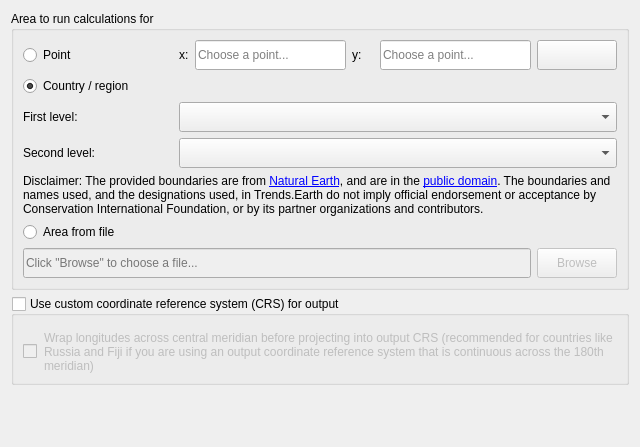
Before: the Qt Designer form LDMP/gui/WidgetSelectArea.ui in ConservationInternational/trends.earth, drawn with Qt 5.
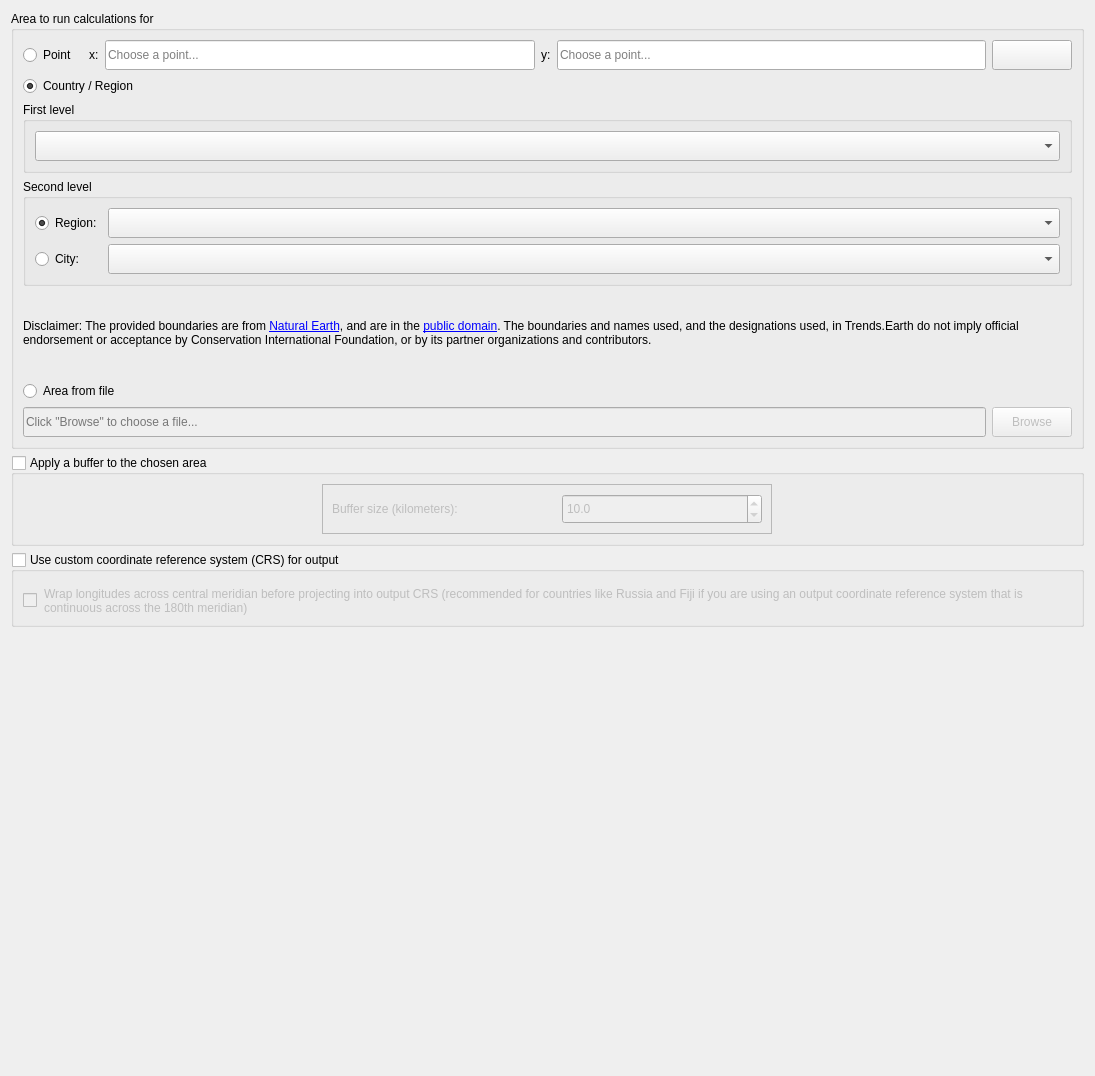
After: the same form once the commit is applied. Custom widgets are drawn as their Qt base class.

The edit to the form file:
```diff
--- a/LDMP/gui/WidgetSelectArea.ui
+++ b/LDMP/gui/WidgetSelectArea.ui
@@ -6,8 +6,8 @@
    <rect>
     <x>0</x>
     <y>0</y>
-    <width>640</width>
-    <height>447</height>
+    <width>1095</width>
+    <height>1076</height>
    </rect>
   </property>
   <property name="sizePolicy">
@@ -42,51 +42,7 @@
         </attribute>
        </widget>
       </item>
-      <item row="2" column="0">
-       <widget class="QLabel" name="area_fromadmin_0_label">
-        <property name="sizePolicy">
-         <sizepolicy hsizetype="Minimum" vsizetype="Preferred">
-          <horstretch>0</horstretch>
-          <verstretch>0</verstretch>
-         </sizepolicy>
-        </property>
-        <property name="minimumSize">
-         <size>
-          <width>150</width>
-          <height>0</height>
-         </size>
-        </property>
-        <property name="maximumSize">
-         <size>
-          <width>110</width>
-          <height>16777215</height>
-         </size>
-        </property>
-        <property name="font">
-         <font>
-          <weight>50</weight>
-          <bold>false</bold>
-         </font>
-        </property>
-        <property name="text">
-         <string>First level:</string>
-        </property>
-       </widget>
-      </item>
-      <item row="0" column="3">
-       <widget class="QLabel" name="area_frompoint_label_y">
-        <property name="font">
-         <font>
-          <weight>50</weight>
-          <bold>false</bold>
-         </font>
-        </property>
-        <property name="text">
-         <string>y:</string>
-        </property>
-       </widget>
-      </item>
-      <item row="0" column="7">
+      <item row="0" column="6">
        <widget class="QPushButton" name="area_frompoint_choose_point">
         <property name="minimumSize">
          <size>
@@ -99,71 +55,17 @@
         </property>
        </widget>
       </item>
+      <item row="9" column="0" colspan="7">
+       <widget class="QRadioButton" name="area_fromfile">
+        <property name="text">
+         <string>Area from file</string>
+        </property>
+        <attribute name="buttonGroup">
+         <string notr="true">area_radio_buttonGroup</string>
+        </attribute>
+       </widget>
+      </item>
       <item row="0" column="2">
-       <widget class="QLineEdit" name="area_frompoint_point_x">
-        <property name="minimumSize">
-         <size>
-          <width>0</width>
-          <height>30</height>
-         </size>
-        </property>
-        <property name="inputMethodHints">
-         <set>Qt::ImhPreferNumbers</set>
-        </property>
-        <property name="placeholderText">
-         <string>Choose a point...</string>
-        </property>
-       </widget>
-      </item>
-      <item row="2" column="1" colspan="7">
-       <widget class="QComboBox" name="area_admin_0">
-        <property name="sizePolicy">
-         <sizepolicy hsizetype="Expanding" vsizetype="Fixed">
-          <horstretch>0</horstretch>
-          <verstretch>0</verstretch>
-         </sizepolicy>
-        </property>
-        <property name="minimumSize">
-         <size>
-          <width>0</width>
-          <height>30</height>
-         </size>
-        </property>
-       </widget>
-      </item>
-      <item row="0" column="6">
-       <widget class="QLineEdit" name="area_frompoint_point_y">
-        <property name="minimumSize">
-         <size>
-          <width>0</width>
-          <height>30</height>
-         </size>
-        </property>
-        <property name="placeholderText">
-         <string>Choose a point...</string>
-        </property>
-       </widget>
-      </item>
-      <item row="8" column="0" colspan="7">
-       <widget class="QLineEdit" name="area_fromfile_file">
-        <property name="enabled">
-         <bool>false</bool>
-        </property>
-        <property name="minimumSize">
-         <size>
-          <width>120</width>
-          <height>30</height>
-         </size>
-        </property>
-        <property name="readOnly">
-         <bool>true</bool>
-        </property>
-        <property name="placeholderText">
-         <string>Click &quot;Browse&quot; to choose a file...</string>
-        </property>
-       </widget>
-      </item>
-      <item row="0" column="1">
        <widget class="QLabel" name="area_frompoint_label_x">
         <property name="font">
          <font>
@@ -176,7 +78,20 @@
         </property>
        </widget>
       </item>
-      <item row="8" column="7">
+      <item row="0" column="4">
+       <widget class="QLabel" name="area_frompoint_label_y">
+        <property name="font">
+         <font>
+          <weight>50</weight>
+          <bold>false</bold>
+         </font>
+        </property>
+        <property name="text">
+         <string>y:</string>
+        </property>
+       </widget>
+      </item>
+      <item row="10" column="6">
        <widget class="QPushButton" name="area_fromfile_browse">
         <property name="enabled">
          <bool>false</bool>
@@ -198,51 +113,42 @@
         </property>
        </widget>
       </item>
-      <item row="5" column="0">
-       <widget class="QLabel" name="area_fromadmin_1_label">
-        <property name="sizePolicy">
-         <sizepolicy hsizetype="Minimum" vsizetype="Preferred">
-          <horstretch>0</horstretch>
-          <verstretch>0</verstretch>
-         </sizepolicy>
-        </property>
+      <item row="0" column="5">
+       <widget class="QLineEdit" name="area_frompoint_point_y">
         <property name="minimumSize">
          <size>
-          <width>150</width>
-          <height>0</height>
+          <width>0</width>
+          <height>30</height>
          </size>
         </property>
-        <property name="maximumSize">
+        <property name="placeholderText">
+         <string>Choose a point...</string>
+        </property>
+       </widget>
+      </item>
+      <item row="10" column="0" colspan="6">
+       <widget class="QLineEdit" name="area_fromfile_file">
+        <property name="enabled">
+         <bool>false</bool>
+        </property>
+        <property name="minimumSize">
          <size>
-          <width>110</width>
-          <height>16777215</height>
+          <width>120</width>
+          <height>30</height>
          </size>
         </property>
-        <property name="font">
-         <font>
-          <weight>50</weight>
-          <bold>false</bold>
-         </font>
+        <property name="readOnly">
+         <bool>true</bool>
         </property>
-        <property name="text">
-         <string>Second level:</string>
+        <property name="placeholderText">
+         <string>Click &quot;Browse&quot; to choose a file...</string>
         </property>
        </widget>
       </item>
-      <item row="7" column="0" colspan="8">
-       <widget class="QRadioButton" name="area_fromfile">
-        <property name="text">
-         <string>Area from file</string>
-        </property>
-        <attribute name="buttonGroup">
-         <string notr="true">area_radio_buttonGroup</string>
-        </attribute>
-       </widget>
-      </item>
-      <item row="1" column="0" colspan="8">
+      <item row="1" column="0" colspan="7">
        <widget class="QRadioButton" name="area_fromadmin">
         <property name="text">
-         <string>Country / region</string>
+         <string>Country / Region</string>
         </property>
         <property name="checked">
          <bool>true</bool>
@@ -252,7 +158,23 @@
         </attribute>
        </widget>
       </item>
-      <item row="6" column="0" colspan="8">
+      <item row="0" column="3">
+       <widget class="QLineEdit" name="area_frompoint_point_x">
+        <property name="minimumSize">
+         <size>
+          <width>0</width>
+          <height>30</height>
+         </size>
+        </property>
+        <property name="inputMethodHints">
+         <set>Qt::ImhPreferNumbers</set>
+        </property>
+        <property name="placeholderText">
+         <string>Choose a point...</string>
+        </property>
+       </widget>
+      </item>
+      <item row="8" column="0" colspan="7">
        <widget class="QLabel" name="label_disclaimer">
         <property name="sizePolicy">
          <sizepolicy hsizetype="Expanding" vsizetype="Expanding">
@@ -271,20 +193,203 @@
         </property>
        </widget>
       </item>
-      <item row="5" column="1" colspan="7">
-       <widget class="QComboBox" name="area_admin_1">
+      <item row="2" column="0" colspan="7">
+       <widget class="QGroupBox" name="groupBox_first_level">
         <property name="sizePolicy">
-         <sizepolicy hsizetype="Expanding" vsizetype="Fixed">
+         <sizepolicy hsizetype="Preferred" vsizetype="Preferred">
           <horstretch>0</horstretch>
           <verstretch>0</verstretch>
          </sizepolicy>
         </property>
-        <property name="minimumSize">
+        <property name="title">
+         <string>First level</string>
+        </property>
+        <layout class="QVBoxLayout" name="verticalLayout_2">
+         <item>
+          <widget class="QComboBox" name="area_admin_0">
+           <property name="sizePolicy">
+            <sizepolicy hsizetype="Expanding" vsizetype="Fixed">
+             <horstretch>0</horstretch>
+             <verstretch>0</verstretch>
+            </sizepolicy>
+           </property>
+           <property name="minimumSize">
+            <size>
+             <width>0</width>
+             <height>30</height>
+            </size>
+           </property>
+          </widget>
+         </item>
+        </layout>
+       </widget>
+      </item>
+      <item row="3" column="0" colspan="7">
+       <widget class="QGroupBox" name="groupBox_second_level">
+        <property name="title">
+         <string>Second level</string>
+        </property>
+        <layout class="QGridLayout" name="gridLayout_3">
+         <item row="3" column="0">
+          <widget class="QRadioButton" name="radioButton_secondLevel_city">
+           <property name="sizePolicy">
+            <sizepolicy hsizetype="Minimum" vsizetype="Fixed">
+             <horstretch>0</horstretch>
+             <verstretch>0</verstretch>
+            </sizepolicy>
+           </property>
+           <property name="minimumSize">
+            <size>
+             <width>0</width>
+             <height>30</height>
+            </size>
+           </property>
+           <property name="text">
+            <string>City:</string>
+           </property>
+          </widget>
+         </item>
+         <item row="3" column="1">
+          <widget class="QComboBox" name="secondLevel_city">
+           <property name="sizePolicy">
+            <sizepolicy hsizetype="Preferred" vsizetype="Fixed">
+             <horstretch>0</horstretch>
+             <verstretch>0</verstretch>
+            </sizepolicy>
+           </property>
+           <property name="minimumSize">
+            <size>
+             <width>0</width>
+             <height>30</height>
+            </size>
+           </property>
+          </widget>
+         </item>
+         <item row="2" column="1">
+          <widget class="QComboBox" name="secondLevel_area_admin_1">
+           <property name="sizePolicy">
+            <sizepolicy hsizetype="Expanding" vsizetype="Fixed">
+             <horstretch>0</horstretch>
+             <verstretch>0</verstretch>
+            </sizepolicy>
+           </property>
+           <property name="minimumSize">
+            <size>
+             <width>0</width>
+             <height>30</height>
+            </size>
+           </property>
+          </widget>
+         </item>
+         <item row="2" column="0">
+          <widget class="QRadioButton" name="radioButton_secondLevel_region">
+           <property name="sizePolicy">
+            <sizepolicy hsizetype="Minimum" vsizetype="Fixed">
+             <horstretch>0</horstretch>
+             <verstretch>0</verstretch>
+            </sizepolicy>
+           </property>
+           <property name="minimumSize">
+            <size>
+             <width>0</width>
+             <height>30</height>
+            </size>
+           </property>
+           <property name="text">
+            <string>Region:</string>
+           </property>
+           <property name="checked">
+            <bool>true</bool>
+           </property>
+          </widget>
+         </item>
+        </layout>
+       </widget>
+      </item>
+     </layout>
+    </widget>
+   </item>
+   <item>
+    <widget class="QGroupBox" name="groupBox_buffer">
+     <property name="title">
+      <string>Apply a buffer to the chosen area</string>
+     </property>
+     <property name="checkable">
+      <bool>true</bool>
+     </property>
+     <property name="checked">
+      <bool>false</bool>
+     </property>
+     <layout class="QGridLayout" name="gridLayout_2">
+      <item row="0" column="0">
+       <widget class="QFrame" name="frame">
+        <property name="maximumSize">
          <size>
-          <width>0</width>
-          <height>30</height>
+          <width>450</width>
+          <height>16777215</height>
          </size>
         </property>
+        <property name="frameShape">
+         <enum>QFrame::StyledPanel</enum>
+        </property>
+        <property name="frameShadow">
+         <enum>QFrame::Raised</enum>
+        </property>
+        <layout class="QHBoxLayout" name="horizontalLayout">
+         <item>
+          <widget class="QLabel" name="label">
+           <property name="sizePolicy">
+            <sizepolicy hsizetype="Minimum" vsizetype="Preferred">
+             <horstretch>0</horstretch>
+             <verstretch>0</verstretch>
+            </sizepolicy>
+           </property>
+           <property name="minimumSize">
+            <size>
+             <width>0</width>
+             <height>30</height>
+            </size>
+           </property>
+           <property name="maximumSize">
+            <size>
+             <width>250</width>
+             <height>16777215</height>
+            </size>
+           </property>
+           <property name="text">
+            <string>Buffer size (kilometers):</string>
+           </property>
+          </widget>
+         </item>
+         <item>
+          <widget class="QDoubleSpinBox" name="buffer_size_km">
+           <property name="minimumSize">
+            <size>
+             <width>0</width>
+             <height>30</height>
+            </size>
+           </property>
+           <property name="maximumSize">
+            <size>
+             <width>200</width>
+             <height>16777215</height>
+            </size>
+           </property>
+           <property name="decimals">
+            <number>1</number>
+           </property>
+           <property name="minimum">
+            <double>0.100000000000000</double>
+           </property>
+           <property name="maximum">
+            <double>1000.000000000000000</double>
+           </property>
+           <property name="value">
+            <double>10.000000000000000</double>
+           </property>
+          </widget>
+         </item>
+        </layout>
        </widget>
       </item>
      </layout>
```
Left out of the diff: 2 changed lines with no effect on the pictures.
